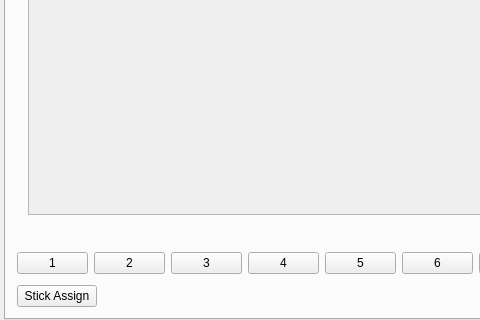
AntiMicroX/antimicrox, file src/mainwindow.ui: the form before one commit; both pictures show x 0 to 480 and y 250 to 570 of the 650 by 570 pixel window.
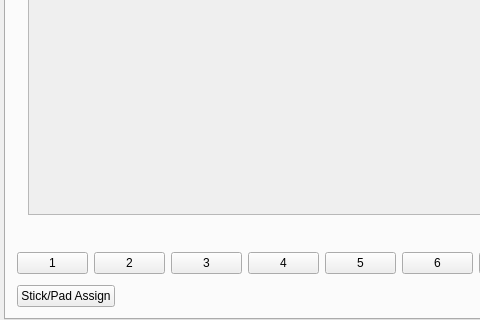
The form after the commit. Icons and pictures are not drawn.

```diff
--- a/src/mainwindow.ui
+++ b/src/mainwindow.ui
@@ -465,7 +465,7 @@
               <item>
                <widget class="QPushButton" name="stickAssignPushButton">
                 <property name="text">
-                 <string>Stick Assign</string>
+                 <string>Stick/Pad Assign</string>
                 </property>
                 <property name="icon">
                  <iconset theme="games-config-options">
```
